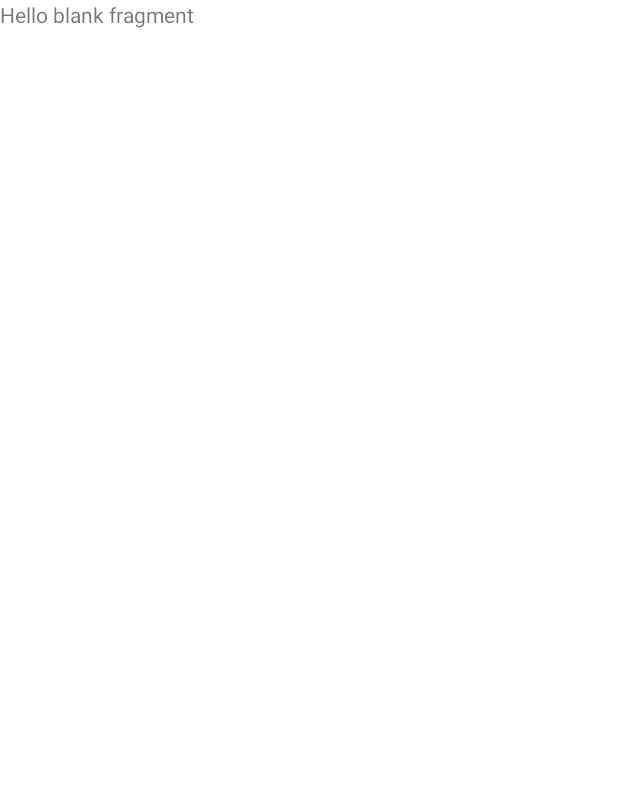
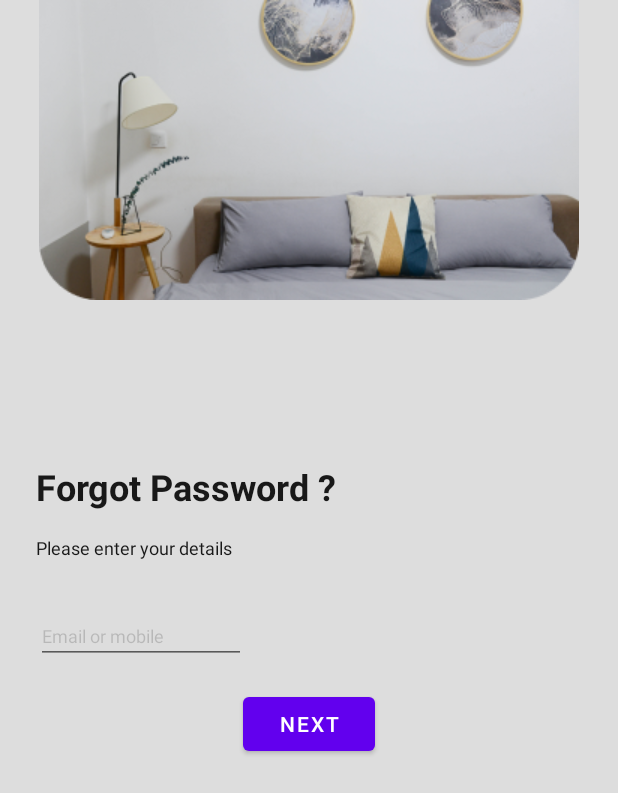
Before and after one commit to teja5/housing, an Android app: the FragmentForgetPassword screen opened through its navigation route, on a phone screen of 412 x 824 dp. Before the commit the part shown is almost empty. Shown: the top 793 px of the screen. Run offline under Robolectric (Android 15) with nearby library versions, the light colour scheme and no system bars.

Commit message:
server calls for authentication

```diff
--- a/app/src/main/AndroidManifest.xml
+++ b/app/src/main/AndroidManifest.xml
@@ -1,6 +1,9 @@
 <?xml version="1.0" encoding="utf-8"?>
 <manifest xmlns:android="http://schemas.android.com/apk/res/android"
     package="com.vk.housing">
+
+    <uses-permission android:name="android.permission.INTERNET" />
+    <uses-permission android:name="android.permission.ACCESS_NETWORK_STATE" />
 
     <application
         android:allowBackup="true"
--- a/app/src/main/java/com/vk/housing/authentication/FragmentForgetPassword.java
+++ b/app/src/main/java/com/vk/housing/authentication/FragmentForgetPassword.java
@@ -1,14 +1,20 @@
 package com.vk.housing.authentication;
 
 import android.os.Bundle;
-
-import androidx.fragment.app.Fragment;
-
 import android.view.LayoutInflater;
 import android.view.View;
 import android.view.ViewGroup;
 
+import androidx.annotation.NonNull;
+import androidx.annotation.Nullable;
+import androidx.fragment.app.Fragment;
+
+import com.vk.housing.Injection;
 import com.vk.housing.R;
+import com.vk.housing.util.ResultCallBackListener;
+import com.vk.housing.util.Util;
+
+import java.util.HashMap;
 
 /**
  * A simple {@link Fragment} subclass.
@@ -63,4 +69,28 @@ public class FragmentForgetPassword extends Fragment {
         // Inflate the layout for this fragment
         return inflater.inflate(R.layout.fragment_forget_password, container, false);
     }
+
+    @Override
+    public void onViewCreated(@NonNull View view, @Nullable Bundle savedInstanceState) {
+        super.onViewCreated(view, savedInstanceState);
+        view.findViewById(R.id.btn_next).setOnClickListener(view1 -> {
+            HashMap<String, String> forgetPassword = new HashMap<>();
+            forgetPassword.put("user", Util.getString(view.findViewById(R.id.et_email)));
+            Injection.housingRepository(getActivity()).forgotPassword(forgetPassword, new ResultCallBackListener() {
+                @Override
+                public void onSuccess(Object o) {
+
+                    // move to otp
+
+                }
+
+                @Override
+                public void onFailure(Object o) {
+
+                    String s = (String) o;
+                    Util.showError(getActivity(), s);
+                }
+            });
+        });
+    }
 }
--- a/app/src/main/java/com/vk/housing/authentication/FragmentLogin.java
+++ b/app/src/main/java/com/vk/housing/authentication/FragmentLogin.java
@@ -2,6 +2,9 @@ package com.vk.housing.authentication;
 
 import android.content.Intent;
 import android.os.Bundle;
+import android.view.LayoutInflater;
+import android.view.View;
+import android.view.ViewGroup;
 
 import androidx.annotation.NonNull;
 import androidx.annotation.Nullable;
@@ -9,18 +12,14 @@ import androidx.fragment.app.Fragment;
 import androidx.navigation.NavController;
 import androidx.navigation.Navigation;
 
-import android.util.Log;
-import android.view.LayoutInflater;
-import android.view.View;
-import android.view.ViewGroup;
-
 import com.vk.housing.Injection;
 import com.vk.housing.MainActivity;
 import com.vk.housing.R;
+import com.vk.housing.data.remote.dao.LoginResponse;
 import com.vk.housing.util.ResultCallBackListener;
+import com.vk.housing.util.Util;
 
 import java.util.HashMap;
-import java.util.Map;
 
 /**
  * A simple {@link Fragment} subclass.
@@ -81,9 +80,27 @@ public class FragmentLogin extends Fragment {
         super.onViewCreated(view, savedInstanceState);
 
         final NavController navController = Navigation.findNavController(view);
-        view.findViewById(R.id.btn_login).setOnClickListener(view1 -> {
-            Intent intent = new Intent(getActivity(), MainActivity.class);
-            startActivity(intent);
+        view.findViewById(R.id.btn_next).setOnClickListener(view1 -> {
+
+            HashMap<String, String> loginMap = new HashMap<>();
+            loginMap.put("user", Util.getString(view.findViewById(R.id.et_email)));
+            loginMap.put("password", Util.getString(view.findViewById(R.id.et_password)));
+            Injection.housingRepository(getActivity()).login(loginMap, new ResultCallBackListener() {
+                @Override
+                public void onSuccess(Object o) {
+
+                    LoginResponse loginResponse = (LoginResponse) o;
+                    Util.setUser(getActivity(), loginResponse.getUser());
+                    Intent intent = new Intent(getActivity(), MainActivity.class);
+                    startActivity(intent);
+                }
+
+                @Override
+                public void onFailure(Object o) {
+                    String s = (String) o;
+                    Util.showError(getActivity(), s);
+                }
+            });
         });
 
         view.findViewById(R.id.tv_sign_up).setOnClickListener(view1 -> {
@@ -98,21 +115,5 @@ public class FragmentLogin extends Fragment {
     @Override
     public void onResume() {
         super.onResume();
-        Map<String,String> signUp = new HashMap<>();
-        signUp.put("","");
-        signUp.put("","");
-
-
-        Injection.housingRepository(getActivity()).signup(signUp, new ResultCallBackListener() {
-            @Override
-            public void onSuccess(Object o) {
-                Log.d("Success","CAled");
-            }
-
-            @Override
-            public void onFailure(Object o) {
-                Log.d("Failure","CAled");
-            }
-        });
     }
 }
--- a/app/src/main/java/com/vk/housing/data/remote/HousingApiInterface.java
+++ b/app/src/main/java/com/vk/housing/data/remote/HousingApiInterface.java
@@ -1,31 +1,36 @@
 package com.vk.housing.data.remote;
 
+
+import com.vk.housing.data.remote.dao.LoginResponse;
+import com.vk.housing.data.remote.dao.SignupResponse;
 
 import java.util.List;
 import java.util.Map;
 
 import retrofit2.Call;
 import retrofit2.http.Body;
+import retrofit2.http.FieldMap;
 import retrofit2.http.GET;
 import retrofit2.http.Header;
 import retrofit2.http.POST;
 import retrofit2.http.PUT;
 import retrofit2.http.Path;
+import retrofit2.http.Query;
 import retrofit2.http.Url;
 
 public interface HousingApiInterface {
 
     // signup call
     @POST("user/signup")
-    Call<Object> signUp(@Body Map<String, String> signupData);
+    Call<SignupResponse> signUp(@Body Map<String, String> signupData);
 
     // login call
     @GET("user/login")
-    Call<Object> login(@Body Map<String, String> loginData);
+    Call<LoginResponse> login(@Query("user") String user,@Query("password") String password);
 
     // forgot password call
     @GET("user/forgot_password")
-    Call<Object> forgotPassword(@Body Map<String, String> forgotPasswordData);
+    Call<LoginResponse> forgotPassword(@Query("user") String user);
 
     // update password call
     @GET("user/updatePassword")
--- a/app/src/main/res/layout/fragment_forget_password.xml
+++ b/app/src/main/res/layout/fragment_forget_password.xml
@@ -1,14 +1,82 @@
 <?xml version="1.0" encoding="utf-8"?>
-<FrameLayout xmlns:android="http://schemas.android.com/apk/res/android"
+<androidx.constraintlayout.widget.ConstraintLayout xmlns:android="http://schemas.android.com/apk/res/android"
+    xmlns:app="http://schemas.android.com/apk/res-auto"
     xmlns:tools="http://schemas.android.com/tools"
     android:layout_width="match_parent"
     android:layout_height="match_parent"
+    android:background="@color/background"
     tools:context=".authentication.FragmentForgetPassword">
 
-    <!-- TODO: Update blank fragment layout -->
+    <ImageView
+        android:id="@+id/forget_password_img"
+        android:layout_width="0dp"
+        android:layout_height="wrap_content"
+        android:contentDescription="loginimage"
+        android:src="@drawable/login_img"
+        app:layout_constraintBottom_toTopOf="@+id/guideline_login"
+        app:layout_constraintEnd_toEndOf="parent"
+        app:layout_constraintStart_toStartOf="parent"
+        app:layout_constraintTop_toTopOf="parent"
+        app:layout_constraintVertical_bias="0.0" />
+
+    <androidx.constraintlayout.widget.Guideline
+        android:id="@+id/guideline_login"
+        android:layout_width="wrap_content"
+        android:layout_height="wrap_content"
+        android:orientation="horizontal"
+        app:layout_constraintBottom_toBottomOf="parent"
+        app:layout_constraintEnd_toEndOf="parent"
+        app:layout_constraintGuide_begin="276dp"
+        app:layout_constraintStart_toStartOf="parent"
+        app:layout_constraintTop_toTopOf="parent"
+        app:layout_constraintVertical_bias="0.25" />
+
     <TextView
-        android:layout_width="match_parent"
-        android:layout_height="match_parent"
-        android:text="@string/hello_blank_fragment" />
+        android:id="@+id/textView"
+        android:layout_width="wrap_content"
+        android:layout_height="wrap_content"
+        android:layout_marginStart="24dp"
+        android:layout_marginTop="32dp"
+        android:text="@string/forgot_password"
+        android:textStyle="bold"
+        style="@style/slider_text_one"
+        app:layout_constraintStart_toStartOf="parent"
+        app:layout_constraintTop_toTopOf="@+id/guideline_login" />
 
-</FrameLayout>
+    <TextView
+        android:id="@+id/textView2"
+        style="@style/slider_text_two"
+        android:layout_width="wrap_content"
+        android:layout_height="wrap_content"
+        android:layout_marginStart="24dp"
+        android:layout_marginTop="16dp"
+        android:text="@string/enter_details"
+        app:layout_constraintStart_toStartOf="parent"
+        app:layout_constraintTop_toBottomOf="@+id/textView" />
+
+    <EditText
+        android:id="@+id/et_email"
+        android:layout_width="wrap_content"
+        android:layout_height="wrap_content"
+        android:layout_marginStart="24dp"
+        android:layout_marginTop="32dp"
+        android:ems="10"
+        android:textSize="12dp"
+        android:inputType="text"
+        android:hint="@string/email_or_mobile"
+        android:textColorHint="@color/bla_30"
+        app:layout_constraintStart_toStartOf="parent"
+        app:layout_constraintTop_toBottomOf="@+id/textView2" />
+
+    <Button
+        android:id="@+id/btn_next"
+        android:layout_width="wrap_content"
+        android:layout_height="wrap_content"
+        android:layout_marginTop="16dp"
+        android:text="Next"
+        app:layout_constraintEnd_toEndOf="parent"
+        app:layout_constraintStart_toStartOf="parent"
+        app:layout_constraintTop_toBottomOf="@+id/et_email" />
+
+
+</androidx.constraintlayout.widget.ConstraintLayout>
--- a/app/src/main/res/xml/network_security_config.xml
+++ b/app/src/main/res/xml/network_security_config.xml
@@ -1,9 +1,9 @@
 <?xml version="1.0" encoding="utf-8"?>
 <network-security-config>
 
-    <base-config cleartextTrafficPermitted="false" />
+    <base-config cleartextTrafficPermitted="true" />
 
-    <domain-config cleartextTrafficPermitted="false">
+    <domain-config cleartextTrafficPermitted="true">
         <domain includeSubdomains="false">
             184.72.6.13:8080</domain>
     </domain-config>
```
Also changed, not shown: app/src/main/java/com/vk/housing/authentication/FragmentSignup.java (+29 -1 lines), app/src/main/java/com/vk/housing/data/remote/HousingRemoteDataRepository.java (+115 -8 lines), app/src/main/java/com/vk/housing/data/remote/dao/Error.java (added, +41 -0 lines), app/src/main/java/com/vk/housing/data/remote/dao/LoginResponse.java (added, +41 -0 lines), app/src/main/java/com/vk/housing/data/remote/dao/SignupResponse.java (added, +41 -0 lines), app/src/main/java/com/vk/housing/data/remote/dao/User.java (+70 -0 lines), app/src/main/java/com/vk/housing/util/Constant.java (added, +7 -0 lines), app/src/main/java/com/vk/housing/util/Util.java (added, +37 -0 lines), app/src/main/java/com/vk/housing/welcome/WelcomeActivity.java (+13 -0 lines), app/src/main/res/layout/fragment_login.xml (+4 -4 lines), app/src/main/res/layout/fragment_signup.xml (+10 -10 lines).
